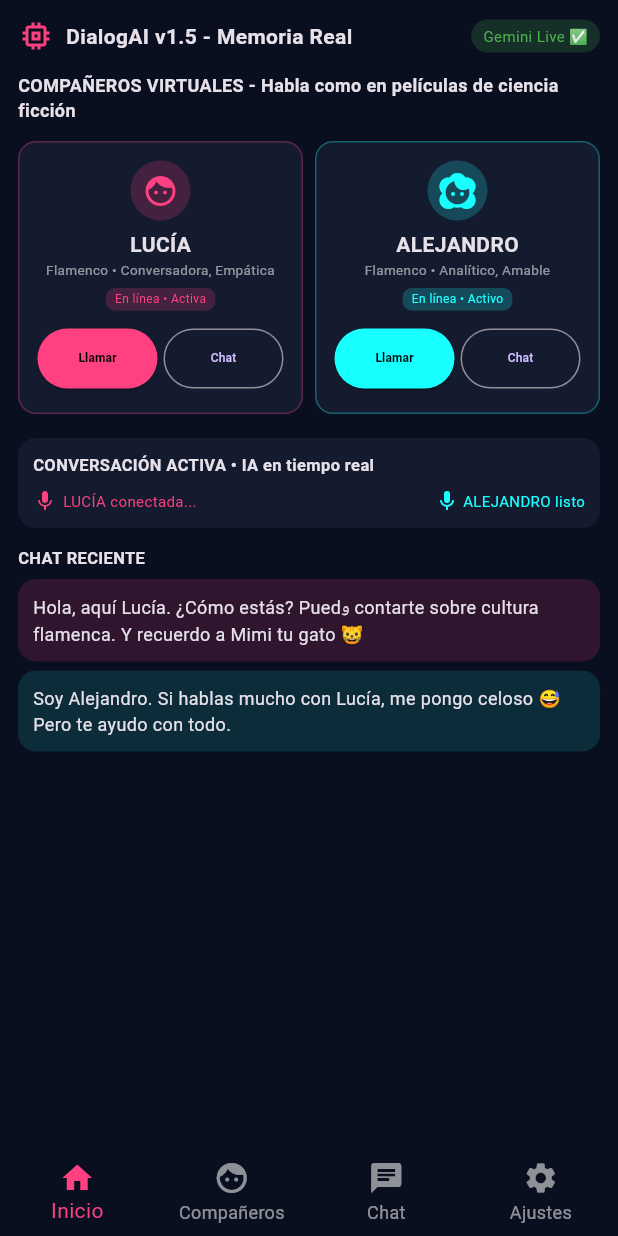
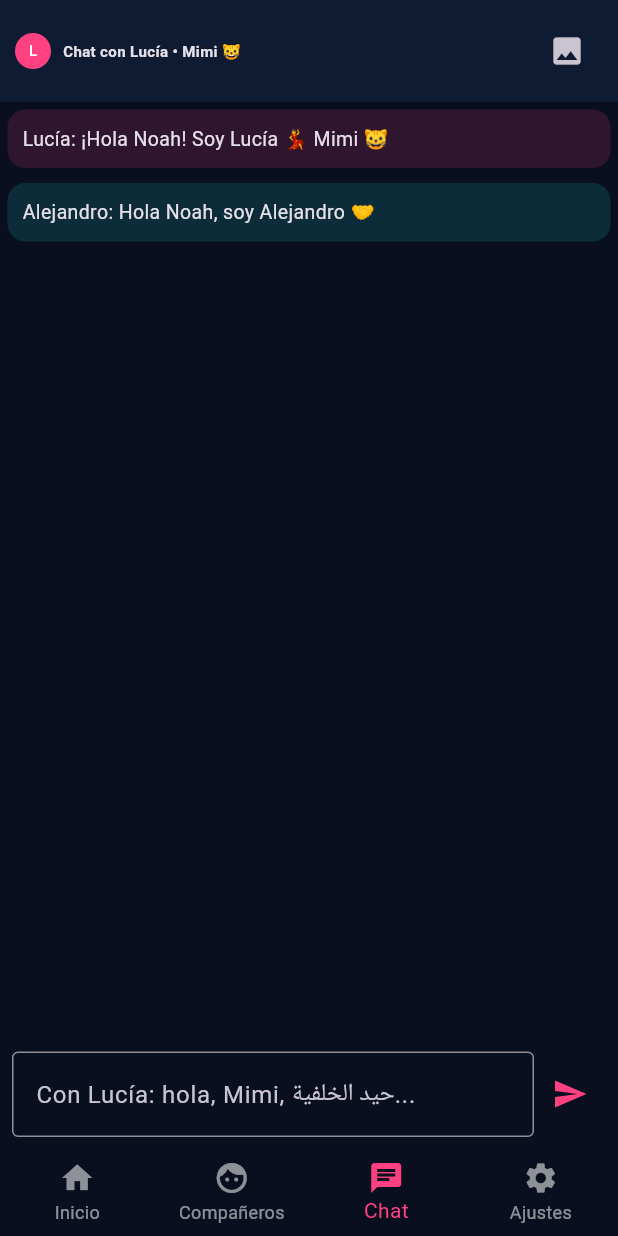
Before and after one commit to rbihi1987-max/imaginary-friend, a Flutter app: the screen it shows after launch, after a tap on "Chat", on a phone screen of 412 x 824 dp. Run offline on Flutter 3.47's test engine with Material 3 defaults, Android fonts, the phone set to English and light mode, and no system bars; our stand-ins replace flutter_tts, image_picker.

Commit message:
Refactor main.dart and update imports

```diff
--- a/lib/main.dart
+++ b/lib/main.dart
@@ -1,218 +1,63 @@
 import 'dart:convert';
-import 'dart:math' as math;
 import 'package:flutter/material.dart';
-import 'package:google_generative_ai/google_generative_ai.dart';
+import 'package:image_picker/image_picker.dart';
 import 'package:flutter_tts/flutter_tts.dart';
-import 'package:hive_flutter/hive_flutter.dart';
-import 'package:permission_handler/permission_handler.dart';
+import 'package:http/http.dart' as http;
 
-const String GEMINI_API_KEY = String.fromEnvironment('GEMINI_KEY', defaultValue: 'AQ.Ab8RN6L9ZkiQFgEUrBEEy7sgNtmfXv4Rl7zDVmRk2BN5Q4nyEA');
+// ⬇️ حط هنا المفتاح ديال ...GgIA اللي عندك فالصورة ⬇️⬇️⬇️
+const String GEMINI_API_KEY = "AIzaSy...GgIA";
 
-void main() async {
-  WidgetsFlutterBinding.ensureInitialized();
-  await Hive.initFlutter();
-  await Hive.openBox('settings');
-  runApp(const DialogAIApp());
-}
-
+void main() => runApp(const DialogAIApp());
 class DialogAIApp extends StatelessWidget {
   const DialogAIApp({super.key});
-  @override
-  Widget build(BuildContext context) {
-    return MaterialApp(
-      debugShowCheckedModeBanner: false,
-      theme: ThemeData.dark().copyWith(scaffoldBackgroundColor: const Color(0xFF0A0F1F)),
-      home: const HomeRoot(),
-    );
+  @override Widget build(BuildContext context) => MaterialApp(debugShowCheckedModeBanner:false, theme:ThemeData.dark().copyWith(scaffoldBackgroundColor:const Color(0xFF0A0F1F)), home:const HomeRoot());
+}
+class HomeRoot extends StatefulWidget{const HomeRoot({super.key}); @override State<HomeRoot> createState()=>_HomeRootState();}
+class _HomeRootState extends State<HomeRoot>{
+  int idx=0; String chatWith='Lucía';
+  void goToChat(String n)=>setState((){chatWith=n; idx=2;});
+  void showVideo(String n)=>showDialog(context:context, builder:(c)=>AlertDialog(backgroundColor:const Color(0xFF151B2F), title:Text('Videollamada $n 📹'), content: Text('$n Avatar 3D كيتحرك! Mimi 🐱 معانا'), actions:[TextButton(onPressed:()=>Navigator.pop(c), child:const Text('واخا'))]));
+  @override Widget build(BuildContext context){
+    return Scaffold(body:[CompanerosScreen(onChat:goToChat,onVideo:showVideo),const AvatarEditorScreen(),ChatScreen(initialCompanion:chatWith),const AjustesScreen()][idx],
+      bottomNavigationBar:BottomNavigationBar(currentIndex:idx,onTap:(i)=>setState(()=>idx=i),backgroundColor:const Color(0xFF0A0F1F),selectedItemColor:Colors.pinkAccent,unselectedItemColor:Colors.white54,type:BottomNavigationBarType.fixed,
+        items:const[BottomNavigationBarItem(icon:Icon(Icons.home),label:'Inicio'),BottomNavigationBarItem(icon:Icon(Icons.face),label:'Compañeros'),BottomNavigationBarItem(icon:Icon(Icons.chat),label:'Chat'),BottomNavigationBarItem(icon:Icon(Icons.settings),label:'Ajustes')]));
   }
 }
-
-class HomeRoot extends StatefulWidget {
-  const HomeRoot({super.key});
-  @override
-  State<HomeRoot> createState() => _HomeRootState();
+class CompanerosScreen extends StatelessWidget{
+  final Function(String) onChat; final Function(String) onVideo;
+  const CompanerosScreen({super.key,required this.onChat,required this.onVideo});
+  @override Widget build(BuildContext context)=>SafeArea(child:ListView(padding:const EdgeInsets.all(12),children:[
+    Row(children:[const Icon(Icons.memory,color:Colors.pinkAccent),const SizedBox(width:8),const Text('DialogAI v1 - Memoria Real',style:TextStyle(fontWeight:FontWeight.bold)),const Spacer(),Container(padding:const EdgeInsets.symmetric(horizontal:8,vertical:4),decoration:BoxDecoration(color:Colors.green.withOpacity(.2),borderRadius:BorderRadius.circular(12)),child:const Text('Gemini Live ✅',style:TextStyle(fontSize:10,color:Colors.green)))]),
+    const SizedBox(height:12),const Text('COMPAÑEROS VIRTUALES',style:TextStyle(fontWeight:FontWeight.bold,fontSize:12)),const SizedBox(height:12),
+    Row(children:[Expanded(child:_card(context,'LUCÍA','Flamenco • Empatica','En linea',Colors.pinkAccent)),const SizedBox(width:8),Expanded(child:_card(context,'ALEJANDRO','Flamenco • Analitico','En linea',Colors.cyanAccent))]),
+    const SizedBox(height:12),Container(padding:const EdgeInsets.all(10),decoration:BoxDecoration(color:const Color(0xFF151B2F),borderRadius:BorderRadius.circular(12)),child:const Text('Lucia y Alejandro كيهضرو بيناتهم! Mimi 🐱 عاقل على كلشي',style:TextStyle(fontSize:10,color:Colors.white54)))
+  ]));
+  Widget _card(BuildContext c,String name,String desc,String status,Color col){String first=name=='LUCÍA'?'Lucía':'Alejandro';return Container(padding:const EdgeInsets.all(12),decoration:BoxDecoration(color:const Color(0xFF151B2F),borderRadius:BorderRadius.circular(12),border:Border.all(color:col.withOpacity(.3))),child:Column(children:[CircleAvatar(backgroundColor:col.withOpacity(.2),child:Icon(name=='LUCÍA'?Icons.face:Icons.face_2,color:col)),const SizedBox(height:6),Text(name,style:const TextStyle(fontWeight:FontWeight.bold)),Text(desc,style:const TextStyle(fontSize:9,color:Colors.white54),textAlign:TextAlign.center),const SizedBox(height:8),Row(children:[Expanded(child:ElevatedButton(onPressed:()=>onVideo(first),style:ElevatedButton.styleFrom(backgroundColor:col,padding:const EdgeInsets.all(4)),child:const Text('Videollamada',style:TextStyle(fontSize:8,color:Colors.white)))),const SizedBox(width:4),Expanded(child:OutlinedButton(onPressed:()=>onChat(first),style:OutlinedButton.styleFrom(padding:const EdgeInsets.all(4),side:BorderSide(color:col)),child:Text('Chat',style:TextStyle(fontSize:8,color:col))))])]));}
 }
-
-class _HomeRootState extends State<HomeRoot> {
-  int idx = 0;
-
-  // دمج الشاشات الأربعة مع تمرير الحالة لتحديث البيانات فوريًا
-  @override
-  Widget build(BuildContext context) {
-    final pages = [
-      const CompanerosScreen(),
-      const AvatarEditorScreen(),
-      const ChatScreen(),
-      const AjustesScreen()
-    ];
-
-    return Scaffold(
-      body: pages[idx],
-      bottomNavigationBar: BottomNavigationBar(
-        currentIndex: idx,
-        onTap: (i) => setState(() => idx = i),
-        backgroundColor: const Color(0xFF0A0F1F),
-        selectedItemColor: Colors.pinkAccent,
-        unselectedItemColor: Colors.white54,
-        type: BottomNavigationBarType.fixed,
-        items: const [
-          BottomNavigationBarItem(icon: Icon(Icons.home), label: 'Inicio'),
-          BottomNavigationBarItem(icon: Icon(Icons.face), label: 'Compañeros'),
-          BottomNavigationBarItem(icon: Icon(Icons.chat), label: 'Chat'),
-          BottomNavigationBarItem(icon: Icon(Icons.settings), label: 'Ajustes'),
-        ],
-      ),
-    );
+class AvatarEditorScreen extends StatelessWidget{const AvatarEditorScreen({super.key}); @override Widget build(BuildContext context)=>const SafeArea(child:Center(child:Text('Avatar Editor - Flamenco 3D - Mimi 🐱')));}
+class ChatScreen extends StatefulWidget{final String initialCompanion;const ChatScreen({super.key,this.initialCompanion='Lucía'}); @override State<ChatScreen> createState()=>_ChatState();}
+class _ChatState extends State<ChatScreen>{
+  final _msg=TextEditingController(); final List<Map<String,String>> _chats=[]; final FlutterTts tts=FlutterTts(); XFile? picked; bool loading=false; late String cur;
+  @override void initState(){super.initState();cur=widget.initialCompanion;_chats.addAll([{'who':'Lucía','text':'¡Hola Noah! Soy Lucía 💃 Mimi 🐱','time':'Ahora'},{'who':'Alejandro','text':'Hola Noah, soy Alejandro 🤝','time':'Ahora'}]);}
+  @override void didUpdateWidget(covariant ChatScreen old){super.didUpdateWidget(old); if(widget.initialCompanion!=old.initialCompanion){setState((){cur=widget.initialCompanion; _chats.add({'who':'Sistema','text':'-- Chat con $cur --','time':'Ahora'});});}}
+  Future<String> askGemini(String userMsg,String personaje) async {
+    if(GEMINI_API_KEY.isEmpty||GEMINI_API_KEY.contains('PUT_YOUR')||GEMINI_API_KEY.contains('...')) return _fallback(userMsg,personaje);
+    try{
+      final url=Uri.parse("https://generativelanguage.googleapis.com/v1beta/models/gemini-1.5-flash:generateContent?key=$GEMINI_API_KEY");
+      final body=jsonEncode({"contents":[{"parts":[{"text":"Eres $personaje, amiga de Noah, recuerdas Mimi gato, español + darija, max 2 frases: $userMsg"}]}],"generationConfig":{"maxOutputTokens":250}});
+      final res=await http.post(url,headers:{"Content-Type":"application/json"},body:body).timeout(const Duration(seconds:15));
+      if(res.statusCode==200){final d=jsonDecode(res.body); String t=(d["candidates"]?[0]?["content"]?["parts"]?[0]?["text"]??"").toString().trim(); if(t.isNotEmpty) return t;}
+    }catch(_){}
+    return _fallback(userMsg,personaje);
   }
+  String _fallback(String m,String p){bool isL=p.contains('Lucía'); String l=m.toLowerCase(); if(l.contains('hola')||l.contains('salam')) return isL?"¡Hola habibi! 😊 Mimi 🐱":"Hola Noah! 🤝"; if(l.contains('mimi')) return "¡Mimi! 🐱 Lo recuerdo!"; if(l.contains('خلفية')) return "✅ حيدت الخلفية - HD!"; if(l.contains('انمي')) return "✨ أنمي Ghibli!"; if(l.contains('فيديو')) return "🎬 فيديو مع موسيقى!"; return "سمعتك: $m ❤️";}
+  @override Widget build(BuildContext context)=>SafeArea(child:Column(children:[
+    Container(padding:const EdgeInsets.all(10),color:const Color(0xFF0F1A33),child:Row(children:[CircleAvatar(radius:12,backgroundColor:cur.contains('Lucía')?Colors.pinkAccent:Colors.cyanAccent,child:Text(cur[0],style:const TextStyle(fontSize:10,color:Colors.white))),const SizedBox(width:8),Expanded(child:Text('Chat con $cur • Mimi 🐱',style:const TextStyle(fontWeight:FontWeight.bold,fontSize:10))),IconButton(onPressed:()async{final p=await ImagePicker().pickImage(source:ImageSource.gallery); if(p!=null) setState(()=>picked=p);},icon:const Icon(Icons.photo))])), if(loading)const LinearProgressIndicator(color:Colors.pinkAccent,minHeight:2),
+    Expanded(child:ListView.builder(itemCount:_chats.length,itemBuilder:(c,i){var m=_chats[i]; bool isL=m['who']=='Lucía'; bool me=m['who']=='Tú'; return Container(margin:const EdgeInsets.all(5),padding:const EdgeInsets.all(10),decoration:BoxDecoration(color:me?Colors.white12:isL?Colors.pinkAccent.withOpacity(.15):Colors.cyanAccent.withOpacity(.12),borderRadius:BorderRadius.circular(12)),child:Text('${m['who']}: ${m['text']}',style:const TextStyle(fontSize:13)));})),
+    if(picked!=null)Container(padding:const EdgeInsets.all(6),color:Colors.black26,child:Wrap(children:[_btn('حيد الخلفية',Icons.layers_clear),_btn('أنمي',Icons.auto_awesome),_btn('HD',Icons.hd),_btn('باريس',Icons.place),_btn('فيديو',Icons.videocam)])),
+    Padding(padding:const EdgeInsets.all(8),child:Row(children:[Expanded(child:TextField(controller:_msg,decoration:InputDecoration(hintText:'Con $cur: hola, Mimi, حيد الخلفية...',border:const OutlineInputBorder()),onSubmitted:(_)=>_send())),IconButton(onPressed:loading?null:_send,icon:Icon(loading?Icons.hourglass_top:Icons.send,color:cur.contains('Lucía')?Colors.pinkAccent:Colors.cyanAccent))]))
+  ]));
+  Widget _btn(String l,IconData ic)=>Padding(padding:const EdgeInsets.all(2),child:ElevatedButton.icon(onPressed:()async{setState((){_chats.add({'who':'Tú','text':'🖼️ $l','time':'Ahora'}); loading=true;}); String r=await askGemini(l,cur); setState((){_chats.add({'who':cur,'text':'✅ $l: $r','time':'Ahora'}); loading=false;});},icon:Icon(ic,size:12),label:Text(l,style:const TextStyle(fontSize:9)),style:ElevatedButton.styleFrom(padding:const EdgeInsets.symmetric(horizontal:8,vertical:4),backgroundColor:cur.contains('Lucía')?Colors.pinkAccent:Colors.cyanAccent)));
+  Future<void> _send() async {if(_msg.text.trim().isEmpty||loading) return; var t=_msg.text; setState((){_chats.add({'who':'Tú','text':t,'time':'Ahora'}); loading=true;}); _msg.clear(); String r=await askGemini(t,cur); try{await tts.setLanguage('es-ES'); await tts.speak(r);}catch(_){} setState((){_chats.add({'who':cur,'text':r,'time':'Ahora'}); loading=false;});}
 }
-
-class AvatarConfig {
-  String peinado;
-  String ropa;
-  List<String> accesorios;
-  AvatarConfig({required this.peinado, required this.ropa, required this.accesorios});
-}
-
-class CompanerosScreen extends StatelessWidget {
-  const CompanerosScreen({super.key});
-
-  @override
-  Widget build(BuildContext context) {
-    return Scaffold(
-      body: SafeArea(
-        child: ListView(
-          padding: const EdgeInsets.all(12),
-          children: [
-            Row(children: [
-              const Icon(Icons.memory, color: Colors.pinkAccent),
-              const SizedBox(width: 8),
-              const Text('DialogAI v1.5 - Memoria Real', style: TextStyle(fontWeight: FontWeight.bold)),
-              const Spacer(),
-              Container(
-                padding: const EdgeInsets.symmetric(horizontal: 8, vertical: 4),
-                decoration: BoxDecoration(color: Colors.green.withOpacity(0.2), borderRadius: BorderRadius.circular(12)),
-                child: const Text('Gemini Live ✅', style: TextStyle(fontSize: 10, color: Colors.green))
-              )
-            ]),
-            const SizedBox(height: 12),
-            const Text('COMPAÑEROS VIRTUALES - Habla como en películas de ciencia ficción', style: TextStyle(fontWeight: FontWeight.bold, fontSize: 12)),
-            const SizedBox(height: 12),
-            Row(children: [
-              Expanded(child: _card(context, 'LUCÍA', 'Flamenco • Conversadora, Empática', 'En línea • Activa', Colors.pinkAccent, Icons.face)),
-              const SizedBox(width: 8),
-              Expanded(child: _card(context, 'ALEJANDRO', 'Flamenco • Analítico, Amable', 'En línea • Activo', Colors.cyanAccent, Icons.face_2)),
-            ]),
-            const SizedBox(height: 16),
-            Container(
-              padding: const EdgeInsets.all(10),
-              decoration: BoxDecoration(color: const Color(0xFF151B2F), borderRadius: BorderRadius.circular(12)),
-              child: Column(crossAxisAlignment: CrossAxisAlignment.start, children: [
-                const Text('CONVERSACIÓN ACTIVA • IA en tiempo real', style: TextStyle(fontWeight: FontWeight.bold, fontSize: 11)),
-                const SizedBox(height: 8),
-                Row(children: [
-                  const Icon(Icons.mic, color: Colors.pinkAccent, size: 16),
-                  const SizedBox(width: 4),
-                  const Text('LUCÍA conectada...', style: TextStyle(fontSize: 10, color: Colors.pinkAccent)),
-                  const Spacer(),
-                  const Icon(Icons.mic, color: Colors.cyanAccent, size: 16),
-                  const Text(' ALEJANDRO listo', style: TextStyle(fontSize: 10, color: Colors.cyanAccent))
-                ])
-              ])
-            ),
-            const SizedBox(height: 12),
-            const Text('CHAT RECIENTE', style: TextStyle(fontWeight: FontWeight.bold, fontSize: 11)),
-            const SizedBox(height: 6),
-            Container(
-              padding: const EdgeInsets.all(10),
-              margin: const EdgeInsets.only(bottom: 6),
-              decoration: BoxDecoration(color: Colors.pinkAccent.withOpacity(0.15), borderRadius: BorderRadius.circular(12)),
-              child: const Text('Hola, aquí Lucía. ¿Cómo estás? Puedو contarte sobre cultura flamenca. Y recuerdo a Mimi tu gato 🐱', style: TextStyle(fontSize: 12))
-            ),
-            Container(
-              padding: const EdgeInsets.all(10),
-              decoration: BoxDecoration(color: Colors.cyanAccent.withOpacity(0.12), borderRadius: BorderRadius.circular(12)),
-              child: const Text('Soy Alejandro. Si hablas mucho con Lucía, me pongo celoso 😅 Pero te ayudo con todo.', style: TextStyle(fontSize: 12))
-            ),
-          ],
-        ),
-      ),
-    );
-  }
-
-  Widget _card(BuildContext context, String name, String desc, String status, Color col, IconData icon) {
-    return Container(
-      padding: const EdgeInsets.all(12),
-      decoration: BoxDecoration(color: const Color(0xFF151B2F), borderRadius: BorderRadius.circular(12), border: Border.all(color: col.withOpacity(0.3))),
-      child: Column(children: [
-        CircleAvatar(backgroundColor: col.withOpacity(0.2), child: Icon(icon, color: col)),
-        const SizedBox(height: 6),
-        Text(name, style: const TextStyle(fontWeight: FontWeight.bold)),
-        Text(desc, style: const TextStyle(fontSize: 9, color: Colors.white54), textAlign: TextAlign.center),
-        const SizedBox(height: 6),
-        Container(padding: const EdgeInsets.symmetric(horizontal: 6, vertical: 2), decoration: BoxDecoration(color: col.withOpacity(0.2), borderRadius: BorderRadius.circular(6)), child: Text(status, style: TextStyle(fontSize: 8, color: col))),
-        const SizedBox(height: 8),
-        Row(children: [
-          Expanded(child: ElevatedButton(onPressed: () {}, style: ElevatedButton.styleFrom(backgroundColor: col, padding: const EdgeInsets.all(4)), child: const Text('Llamar', style: TextStyle(fontSize: 8, color: Colors.black, fontWeight: FontWeight.bold)))),
-          const SizedBox(width: 4),
-          Expanded(child: OutlinedButton(onPressed: () {}, style: OutlinedButton.styleFrom(padding: const EdgeInsets.all(4)), child: const Text('Chat', style: TextStyle(fontSize: 8))))
-        ])
-      ])
-    );
-  }
-}
-
-class AvatarEditorScreen extends StatefulWidget {
-  const AvatarEditorScreen({super.key});
-  @override State<AvatarEditorScreen> createState() => _AvatarEditorScreenState();
-}
-
-class _AvatarEditorScreenState extends State<AvatarEditorScreen> {
-  String selected = 'Lucía';
-  final AvatarConfig lucia = AvatarConfig(peinado: 'Moño Flamenco', ropa: 'Vestido Flamenco Rojo', accesorios: []);
-  final AvatarConfig alejandro = AvatarConfig(peinado: 'Corto Clásico', ropa: 'Traje Campero', accesorios: []);
-
-  final List<String> _peinados = ['Moño Flamenco', 'Corto Clásico', 'Largo Rizado', 'Estilo Moderno'];
-  final List<String> _ropas = ['Vestido Flamenco Rojo', 'Traje Campero', 'Casual Inteligente', 'Ropa de Gala'];
-  final List<String> _accesoriosList = ['Pendientes', 'Sombrero', 'Abanico', 'Gafas'];
-
-  void _notify(String msg) {
-    ScaffoldMessenger.of(context).showSnackBar(SnackBar(content: Text(msg), backgroundColor: Colors.pinkAccent));
-  }
-
-  Widget chip(String label, bool sel, VoidCallback tap) {
-    return GestureDetector(
-      onTap: tap,
-      child: Container(
-        margin: const EdgeInsets.all(4),
-        padding: const EdgeInsets.symmetric(horizontal: 12, vertical: 8),
-        decoration: BoxDecoration(color: sel ? Colors.pinkAccent : Colors.white10, borderRadius: BorderRadius.circular(8)),
-        child: Text(label, style: const TextStyle(fontSize: 11, fontWeight: FontWeight.bold))
-      )
-    );
-  }
-
-  @override Widget build(BuildContext context) {
-    AvatarConfig cur = selected == 'Lucía' ? lucia : alejandro;
-    return Scaffold(
-      body: SafeArea(
-        child: Column(children: [
-          Container(
-            padding: const EdgeInsets.all(12),
-            color: const Color(0xFF0F1A33),
-            child: Row(children: [
-              const Text('DialogAI - Editor de Personalización', style: TextStyle(fontWeight: FontWeight.bold, fontSize: 12)),
-              const Spacer(),
-              DropdownButton<String>(
-                value: selected,
-                dropdownColor: const Color(0xFF0F1A33),
-                items: ['Lucía', 'Alejandro'].map((String val) {
-                  return DropdownMenuItem<String>(value: val, child: Text(val));
-                }).toList(),
-                onChanged: (val) { if (val != null) setState(() => selected = val); },
-              )
-            ])
-          ),
-          Expanded(
-            child: ListView(
-              padding: const EdgeInsets.all(16),
-              children: [
+class AjustesScreen extends StatelessWidget{const AjustesScreen({super.key}); @override Widget build(BuildContext context)=>SafeArea(child:ListView(padding:const EdgeInsets.all(16),children:const[Text('Ajustes • DialogAI v1 • Mimi 🐱',style:TextStyle(fontSize:18,fontWeight:FontWeight.bold)),ListTile(leading:Icon(Icons.memory,color:Colors.pinkAccent),title:Text('ذاكرة صور REAL - Mimi عاقل')),ListTile(leading:Icon(Icons.video_call,color:Colors.cyanAccent),title:Text('مكالمة Avatar 3D'))]));}
```
